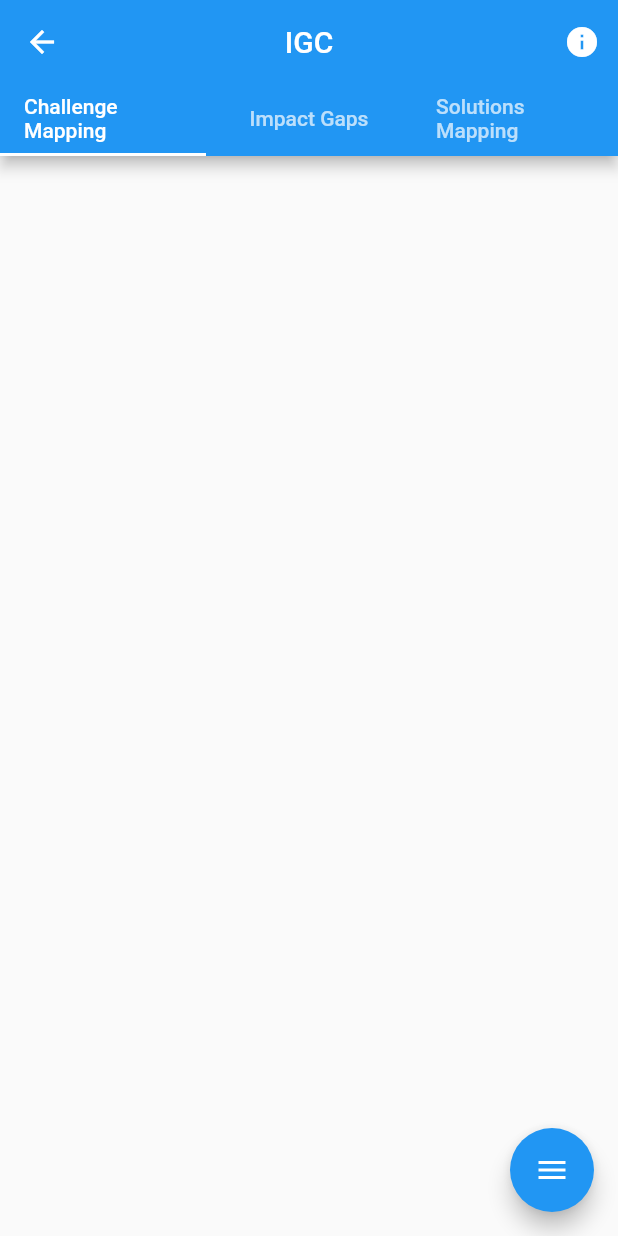
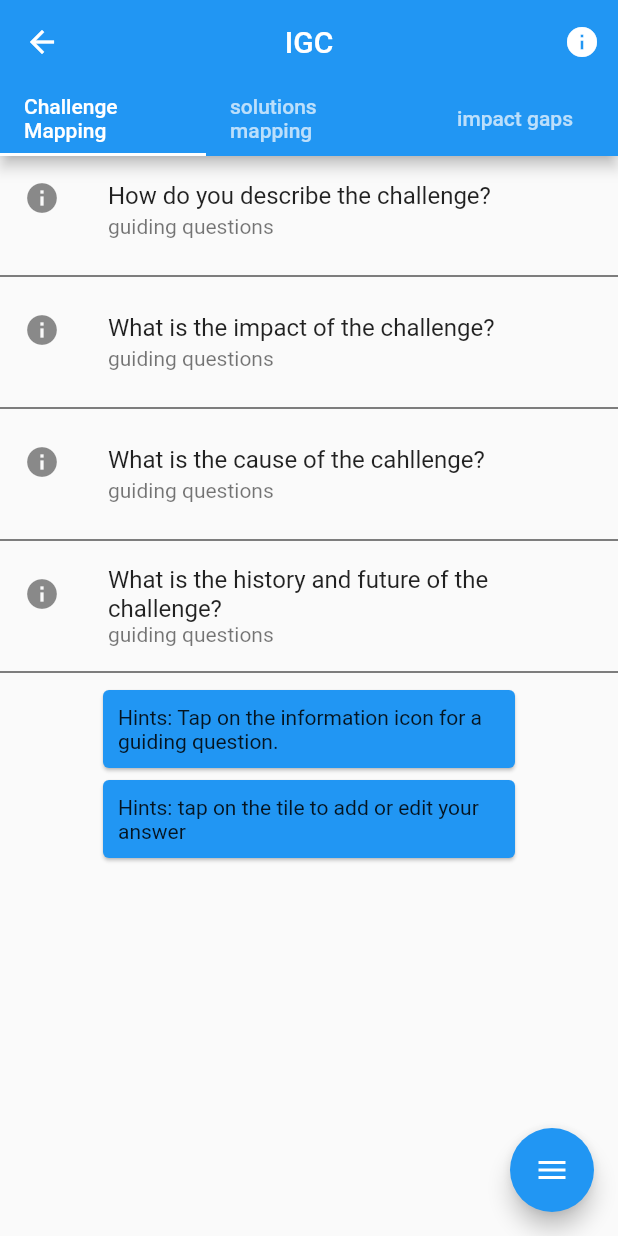
Before and after one commit to Combatwombat77/copy_cat_reboot, a Flutter app: the Pages screen opened directly, on a phone screen of 412 x 824 dp. Run offline on Flutter 3.47's test engine with Material 2 defaults, Android fonts, the phone set to English and light mode, and no system bars; drawn by our look-alikes of flutter_speed_dial; our stand-ins replace dotted_border, sqflite; missing offline and left inert: image_picker_saver; accounts and stored records are empty.

Commit message:
Update model_details.dart

```diff
--- a/lib/ui/pages/model_details.dart
+++ b/lib/ui/pages/model_details.dart
@@ -1,5 +1,6 @@
 import 'package:copy_cat/models/db_manager.dart';
 import 'package:copy_cat/ui/pages/canvas_elements/canvas_model.dart';
+import 'package:copy_cat/ui/pages/guiding.dart';
 import 'package:copy_cat/ui/pages/impact_gap_canvas/igc_details/challenge_mapping_details.dart' as challengeDetail;
 import 'package:copy_cat/ui/pages/impact_gap_canvas/igc_details/solutions_mapping.dart' as solutionsDetails;
 import 'package:copy_cat/ui/pages/view_post.dart';
@@ -173,7 +174,7 @@ class _PagesState extends State<Pages> with SingleTickerProviderStateMixin {
           IconButton(
             icon: Icon(Icons.info),
               onPressed: () {
-               // Navigator.push(context, MaterialPageRoute(builder: (context) => Guiding()));
+                Navigator.push(context, MaterialPageRoute(builder: (context) => Guiding()));
               }
           )],
         bottom:
@@ -186,11 +187,11 @@ class _PagesState extends State<Pages> with SingleTickerProviderStateMixin {
             ),
             Tab(
 //              icon: Icon(Icons.business),
-              child: Text("Impact Gaps"),
+              child: Text("solutions mapping"),
             ),
             Tab(
 //              icon: Icon(Icons.business),
-              child: Text("Solutions Mapping"),
+              child: Text("impact gaps"),
             ),
           ],
         ),
@@ -199,8 +200,9 @@ class _PagesState extends State<Pages> with SingleTickerProviderStateMixin {
         controller: inAppTabController,
         children: <Widget>[
           Challenges(),
-          ImpactGap(),
-          Solutions()
+         Solutions() ,
+         ImpactGap()
+
         ],
       ),
     );
@@ -240,76 +242,66 @@ class ImpactGap extends StatelessWidget {
 class Challenges extends StatelessWidget {
   @override
   Widget build(BuildContext context) {
-    return Container(
-      child: FutureBuilder(
-       future: DBManagerChallenge.getList(),
-        builder: (context, snapshot) {
-          final notes = snapshot.data;
-
-          if (snapshot.connectionState == ConnectionState.done) {
-            return ListView.builder(
-              itemBuilder: (context, index) {
-                String modelTitle = notes[index]['challengeTitle'];
-
-                return Padding(
-                      padding: const EdgeInsets.all(10),
-                        child: Card(
-                          child: Padding(
-                            padding: const EdgeInsets.all(15.0),
-                            child: Container(
+    return Scaffold(
+      body: SafeArea(
         child: Column(
           children: <Widget>[
-                                  Row(
-                                    children: <Widget>[
-                                     ModelTitle(notes[index]['challengeTitle']),
-                                    ],
-                                  ),
-                                  Row(
-                                    children: <Widget>[
-                                      ModelDescription(notes[index]['challengeDescription']),
-                                      // Text(description)
-                                    ],
-                                  ),
-                                  Row(
-                                    children: <Widget>[
-                                    FlatButton(
-                                      color: Colors.white,
-                                      child: Text("Edit Challenge", style: TextStyle(color: Uidata.primaryColor),),
-                                      onPressed: (){
-                                      Navigator.push(context, MaterialPageRoute(builder: (context) => ModelDetails(modelTitle, notes[index]['id'])));
+            ListTile(
+              leading: Icon(Icons.info),
+              title: Text('How do you describe the challenge?'),
+              subtitle: Text('guiding questions'),
+              onTap: (){
+
               },
             ),
-                                    IconButton(
-                                       icon: Icon(Icons.delete),
-                                       onPressed: (){
-                                         DBManagerModel.deleteModel(notes[index]['id']);
-                                     },
+            Divider(
+              color:  Colors.black,
             ),
-                                  ],
-                                )
+            ListTile(
+              leading: Icon(Icons.info),
+              title: Text('What is the impact of the challenge?'),
+              subtitle: Text('guiding questions')
+            ),Divider(
+              color:  Colors.black,
+            ),
+            ListTile(
+              leading: Icon(Icons.info),
+              title: Text('What is the cause of the cahllenge?'),
+              subtitle: Text('guiding questions')
+            ),
+            Divider(
+              color:  Colors.black,
+            ),
+            ListTile(
+              leading: Icon(Icons.info),
+              title: Text('What is the history and future of the challenge?'),
+              subtitle: Text('guiding questions')
+            ),
+            Divider(
+              color:  Colors.black,
+            ),
+            Card(
+            // height: 200,
+            // width: 250.0,
+            color: Colors.blue,
+            child: Container(
+              padding: const EdgeInsets.all(10),
+              width: MediaQuery.of(context).size.width / 1.5,
+              child: Text("Hints: Tap on the information icon for a guiding question. "),),
+          ),
+          Card(
+            // height: 200,
+            // width: 250.0,
+            color: Colors.blue,
+            child: Container(
+              padding: const EdgeInsets.all(10),
+              width: MediaQuery.of(context).size.width / 1.5,
+              child: Text("Hints: tap on the tile to add or edit your answer"),),
+          ),
           ],
          ),
        ),
-                        )
-                    )
-
       );
-              },
-              itemCount: notes == null? 0 : notes.length,
-            );
-          }
-          return Center(child: CircularProgressIndicator());
-        },
-      ),
-    );
-
-
-
-
-
-
-
-
   }
 
 }
@@ -349,60 +341,64 @@ class ModelDescription extends StatelessWidget {
 class Solutions extends StatelessWidget {
   @override
   Widget build(BuildContext context) {
-    return Container(
-      child: FutureBuilder(
-       future: DBManagerChallenge.getList(),
-        builder: (context, snapshot) {
-          final notes = snapshot.data;
-
-          if (snapshot.connectionState == ConnectionState.done) {
-            return ListView.builder(
-              itemBuilder: (context, index) {
-                String modelTitle = notes[index]['solutionsTitle'];
-
-                return Padding(
-                      padding: const EdgeInsets.all(10),
-                        child: Card(
-                          child: Padding(
-                            padding: const EdgeInsets.all(15.0),
-                            child: Container(
+    return Scaffold(
+      body: SafeArea(
         child: Column(
           children: <Widget>[
-                                  Row(
-                                    children: <Widget>[
-                                     ModelTitle(notes[index]['solutionsTitle']),
+            ListTile(
+              leading: Icon(Icons.info),
+              title: Text('What is happening locally?'),
+              subtitle: Text('guiding questions'),
+              onTap: (){
+
+              },
+            ),
+            Divider(
+              color:  Colors.black,
+            ),
+            ListTile(
+              leading: Icon(Icons.info),
+              title: Text('What is happening globally?'),
+              subtitle: Text('guiding questions')
+            ),Divider(
+              color:  Colors.black,
+            ),
+            ListTile(
+              leading: Icon(Icons.info),
+              title: Text('What is working, what is not?'),
+              subtitle: Text('guiding questions')
+            ),
+            Divider(
+              color:  Colors.black,
+            ),
+            ListTile(
+              leading: Icon(Icons.info),
+              title: Text('Where is the focus and the future?'),
+              subtitle: Text('guiding questions')
+            ),
+            Divider(
+              color:  Colors.black,
+            ),
+            Card(
+            // height: 200,
+            // width: 250.0,
+            color: Colors.blue,
+            child: Container(
+              padding: const EdgeInsets.all(10),
+              width: MediaQuery.of(context).size.width / 1.5,
+              child: Text("Hints: Tap on the information icon for a guiding question. "),),
+          ),
+          Card(
+            // height: 200,
+            // width: 250.0,
+            color: Colors.blue,
+            child: Container(
+              padding: const EdgeInsets.all(10),
+              width: MediaQuery.of(context).size.width / 1.5,
+              child: Text("Hints: tap on the tile to add or edit your answer"),),
+          ),
           ],
          ),
-                                  Row(
-                                    children: <Widget>[
-                                    FlatButton(
-                                      color: Colors.white,
-                                      child: Text("Edit solution", style: TextStyle(color: Uidata.primaryColor),),
-                                      onPressed: (){
-                                      Navigator.push(context, MaterialPageRoute(builder: (context) => ModelDetails(modelTitle, notes[index]['id'])));
-                                      },
-                                    ),
-                                    IconButton(
-                                       icon: Icon(Icons.delete),
-                                       onPressed: (){
-                                         DBManagerSolutions.deleteSolutions(notes[index]['id']);
-                                     },
-                                    ),
-                                  ],
-                                )
-                              ],
-                            ),
-                          ),
-                        )
-                    )
-
-                );
-              },
-              itemCount: notes == null? 0 : notes.length,
-            );
-          }
-          return Center(child: CircularProgressIndicator());
-        },
        ),
       );
   }
```
Lines whose indentation alone changed are shown as unchanged.
